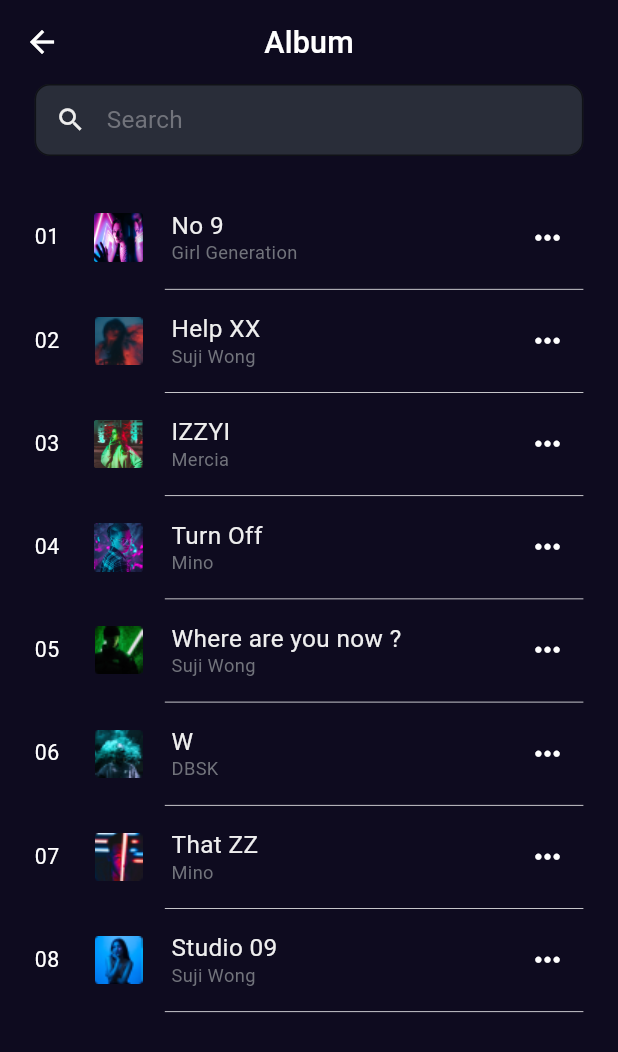
After one commit to samarthasthan/MIC-Music-APP, a Flutter app: the Album screen opened by its route, on a phone screen of 412 x 824 dp. The commit adds this screen. Shown: the top 1052 px of the screen. Run offline on Flutter 3.47's test engine with Material 2 defaults, Android fonts, the phone set to English and light mode, and no system bars; our stand-ins replace flutter_screenutil, google_fonts, image_picker, mvc_pattern.

Commit message:
Album
Coded album with search input

```diff
--- a/lib/constants.dart
+++ b/lib/constants.dart
@@ -31,18 +31,23 @@ TextTheme textTheme = TextTheme(
       color: Color(0xFFEEEEEE),
     ),
     bodyMedium: GoogleFonts.quicksand(
-        fontSize: 10.sp,
-        fontWeight: FontWeight.bold,
+        fontSize: 10.sp, fontWeight: FontWeight.bold, color: Color(0xFF71737B)),
+    bodySmall: GoogleFonts.roboto(
+        fontSize: 14.sp,
+        fontWeight: FontWeight.normal,
         color: Color(0xFF71737B)),
-    bodySmall: GoogleFonts.roboto(
-      fontSize: 14.sp,
-      fontWeight: FontWeight.normal,
-      color: Color(0xFF71737B)
-    ),
     headlineSmall: GoogleFonts.roboto(
       fontSize: 14.sp,
       color: Color(0xFFCBFB5E),
       fontWeight: FontWeight.normal,
-    )
+    ));
 
-        );
+TextStyle serialNo = GoogleFonts.roboto(
+    fontSize: 14.sp,
+    color: const Color(0xFFFFFFFF),
+    fontWeight: FontWeight.normal);
+
+TextStyle creatorStyle = GoogleFonts.roboto(
+    fontSize: 12.sp,
+    color: const Color(0xFF71737B),
+    fontWeight: FontWeight.normal);
--- /dev/null
+++ b/lib/controls/AlbumController.dart
@@ -0,0 +1,14 @@
+import 'package:micmusic/models/AlbumModel.dart';
+import 'package:mvc_pattern/mvc_pattern.dart';
+
+class AlbumController extends ControllerMVC {
+  factory AlbumController() {
+    if (_this == null) _this = AlbumController._();
+    return _this;
+  }
+
+  static AlbumController _this = AlbumController._();
+  AlbumController._();
+
+  List<AlbumForm> get albumList => AlbumModel.albumList;
+}
--- a/lib/main.dart
+++ b/lib/main.dart
@@ -1,6 +1,7 @@
 import 'package:flutter/material.dart';
 import 'package:flutter_screenutil/flutter_screenutil.dart';
 import 'package:micmusic/views/Accounts.dart';
+import 'package:micmusic/views/Album.dart';
 import 'package:micmusic/views/Edit.dart';
 import 'package:micmusic/views/Settings.dart';
 
@@ -26,8 +27,9 @@ class MyApp extends StatelessWidget {
           initialRoute: '/',
           routes: {
             '/': (context) =>  Account(),
-            '/settings':(context)  => Settings(),
-            '/edit' : (context) => Edit(),
+            '/settings':(context)  => const Settings(),
+            '/edit' : (context) => const Edit(),
+            '/accounts/album' : (context) => Album(),
           },
         );
       },
--- /dev/null
+++ b/lib/models/AlbumModel.dart
@@ -0,0 +1,45 @@
+class AlbumModel {
+  static final List<AlbumForm> _albumList = <AlbumForm>[
+    AlbumForm(
+        title: 'No 9',
+        creator: 'Girl Generation',
+        imagePath: 'assets/images/Image1.png'),
+    AlbumForm(
+        title: "Help XX",
+        creator: "Suji Wong",
+        imagePath: "assets/images/Image9.png"),
+    AlbumForm(
+        title: "IZZYI",
+        creator: "Mercia",
+        imagePath: "assets/images/Image3.png"),
+    AlbumForm(
+        title: "Turn Off",
+        creator: "Mino",
+        imagePath: "assets/images/Image6.png"),
+    AlbumForm(
+        title: "Where are you now ?",
+        creator: "Suji Wong",
+        imagePath: "assets/images/Image10.png"),
+    AlbumForm(
+        title: "W", creator: "DBSK", imagePath: "assets/images/Image11.png"),
+    AlbumForm(
+        title: "That ZZ",
+        creator: "Mino",
+        imagePath: "assets/images/Image12.png"),
+    AlbumForm(
+        title: "Studio 09",
+        creator: "Suji Wong",
+        imagePath: "assets/images/Image13.png"),
+  ];
+
+  static List<AlbumForm> get albumList => _albumList;
+}
+
+class AlbumForm {
+  String title;
+  String creator;
+  String imagePath;
+
+  AlbumForm(
+      {required this.title, required this.creator, required this.imagePath});
+}
--- a/lib/views/Accounts.dart
+++ b/lib/views/Accounts.dart
@@ -194,7 +194,9 @@ class Account extends StatelessWidget {
                     ),
                     Column(
                       children: [
-                        Row(
+                        GestureDetector(
+                          onTap: () => Navigator.pushNamed(context, '/accounts/album'),
+                          child: Row(
                             children: [
                               Expanded(
                                 child: Row(
@@ -204,20 +206,22 @@ class Account extends StatelessWidget {
                                       color: Color(0xFFEEEEEE),
                                       size: 24.h,
                                     ),
-                                  const Spacer(
+                                    Expanded(
                                       flex: 1,
+                                      child: Container(),
                                     ),
                                     Text(
                                       "Album",
                                       style: textTheme.displaySmall,
                                     ),
-                                  Spacer(flex: 22),
+                                    Expanded(flex: 22, child: Container()),
                                     Icon(Icons.chevron_right,
                                         color: Color(0xFFEEEEEE), size: 24.h)
                                   ],
                                 ),
                               )
                             ],
+                          ),
                         ),
                         SizedBox(
                           height: 10.h,
--- /dev/null
+++ b/lib/views/Album.dart
@@ -0,0 +1,228 @@
+import 'package:flutter/material.dart';
+import 'package:flutter_screenutil/flutter_screenutil.dart';
+import 'package:google_fonts/google_fonts.dart';
+import 'package:micmusic/constants.dart';
+import 'package:micmusic/controls/AlbumController.dart';
+import 'package:micmusic/models/AlbumModel.dart';
+
+class Album extends StatelessWidget {
+  @override
+  Widget build(BuildContext context) {
+    return Scaffold(
+      appBar: AppBar(
+        title: const Text("Album"),
+        centerTitle: true,
+        backgroundColor: Color(0xFF0E0B1F),
+        elevation: 0.0,
+      ),
+      body: Body(),
+    );
+  }
+}
+
+class Body extends StatefulWidget {
+  @override
+  State<Body> createState() => _BodyState();
+}
+
+class _BodyState extends State<Body> {
+  final TextEditingController _searchController = TextEditingController();
+
+  final AlbumController _albumController = AlbumController();
+
+  late List<AlbumForm> _albumList;
+
+  @override
+  void initState() {
+    _albumList = _albumController.albumList;
+    super.initState();
+  }
+
+  @override
+  Widget build(BuildContext context) {
+    return SafeArea(
+        child: Container(
+      height: double.infinity,
+      width: double.infinity,
+      padding: EdgeInsets.symmetric(horizontal: 21.w),
+      color: const Color(0xFF0E0B1F),
+      child: SingleChildScrollView(
+        child: Column(
+          children: [
+            TextField(
+              controller: _searchController,
+              decoration: InputDecoration(
+                  hintStyle: GoogleFonts.roboto(
+                      fontSize: 16.sp,
+                      fontWeight: FontWeight.normal,
+                      color: const Color(0xFF71737B)),
+                  contentPadding: EdgeInsets.zero,
+                  hintText: 'Search',
+                  prefixIcon: Icon(
+                    Icons.search,
+                    color: const Color(0xFFEEEEEE),
+                    size: 20.h,
+                  ),
+                  filled: true,
+                  fillColor: Color(0xFF292D39),
+                  border: OutlineInputBorder(
+                      borderRadius: BorderRadius.circular(10.r),
+                      borderSide: const BorderSide(color: Color(0xFF363942)))),
+              onChanged: (value) {
+                setState(() {
+                  _albumList = _albumController.albumList
+                      .where((album) => (album.title
+                          .toLowerCase()
+                          .contains(value.toLowerCase())) || (album.creator.toLowerCase().contains(value.toLowerCase())))
+                      .toList();
+                });
+              },
+            ),
+            SizedBox(
+              height: 30.h,
+            ),
+            AlbumList(
+              listAlbum: _albumList,
+            ),
+          ],
+        ),
+      ),
+    ));
+  }
+}
+
+class AlbumList extends StatefulWidget {
+  final List<AlbumForm> listAlbum;
+  AlbumList({super.key, required this.listAlbum});
+
+  @override
+  State<AlbumList> createState() => _AlbumListState();
+}
+
+class _AlbumListState extends State<AlbumList> {
+  @override
+  Widget build(BuildContext context) {
+    return ListView.builder(
+        shrinkWrap: true,
+        itemCount: widget.listAlbum.length,
+        itemBuilder: (BuildContext context, int index) {
+          return Container(
+            padding: EdgeInsets.only(bottom: 10.h),
+            child: Column(
+              children: [
+                Row(
+                  children: [
+                    Text(
+                      index < 10 ? "0${index + 1}" : "${index + 1}",
+                      style: serialNo,
+                    ),
+                    SizedBox(
+                      width: 20.w,
+                    ),
+                    Image.asset(
+                      widget.listAlbum[index].imagePath,
+                      height: 32.h,
+                      width: 32.w,
+                    ),
+                    SizedBox(
+                      width: 16.w,
+                    ),
+                    Column(
+                      crossAxisAlignment: CrossAxisAlignment.start,
+                      children: [
+                        Text(
+                          widget.listAlbum[index].title,
+                          style: textTheme.bodyLarge,
+                        ),
+                        SizedBox(
+                          height: 2.h,
+                        ),
+                        Text(
+                          widget.listAlbum[index].creator,
+                          style: creatorStyle,
+                        )
+                      ],
+                    ),
+                    const Spacer(),
+                    IconButton(
+                        onPressed: () {
+                          //handle OnPress
+                        },
+                        icon: Icon(Icons.more_horiz,
+                            size: 24.h, color: Color(0xFFFFFFFF)))
+                  ],
+                ),
+                SizedBox(
+                  height: 10.h,
+                ),
+                Row(
+                  children: [
+                    SizedBox(
+                      width: 79.w,
+                    ),
+                    Expanded(
+                      child: Container(
+                        color: const Color(0xFFFFFFFF),
+                        height: 0.5.h,
+                      ),
+                    )
+                  ],
+                )
+              ],
+            ),
+          );
+        });
+  }
+}
+
+// Column(
+//           children: [
+//             Row(
+//               children: [
+//                 Text(
+//                   "01",
+//                   style: serialNo,
+//                 ),
+//                 SizedBox( width: 20.w,),
+//                 Image.asset(
+//                   'assets/images/Image3.png',
+//                   height: 32.h,
+//                   width: 32.w,
+//                 ),
+//                 SizedBox( width: 16.w,),
+//                 Column(
+//                   crossAxisAlignment: CrossAxisAlignment.start,
+//                   children: [
+//                     Text(
+//                       "No 9",
+//                       style: textTheme.bodyLarge,
+//                     ),
+//                     SizedBox(
+//                       height: 2.h,
+//                     ),
+//                     Text(
+//                       "Girl Generation",
+//                       style: creatorStyle,
+//                     )
+//                   ],
+//                 ),
+//                 const Spacer(),
+//                 IconButton(onPressed: () {
+//                   //handle OnPress
+//                 }, icon: Icon(Icons.more_horiz, size: 24.h, color: Color(0xFFFFFFFF)))
+//               ],
+//             ),
+//           SizedBox( height: 16.h,),
+//           Row(
+//             children: [
+//               SizedBox( width: 79.w,),
+//               Expanded(
+//                 child: Container(
+//                   color: const Color(0xFFFFFFFF),
+//                   height: 0.5.h,
+//                 ),
+//               )
+//             ],
+//           )
+//           ],
+//         )
```
Also changed, not shown: pubspec.yaml (+8 -0 lines), assets/images/Image1.png (added), assets/images/Image10.png (added), assets/images/Image11.png (added), assets/images/Image12.png (added), assets/images/Image13.png (added), assets/images/Image3.png (added), assets/images/Image6.png (added), assets/images/Image9.png (added). Lines whose indentation alone changed are shown as unchanged.
